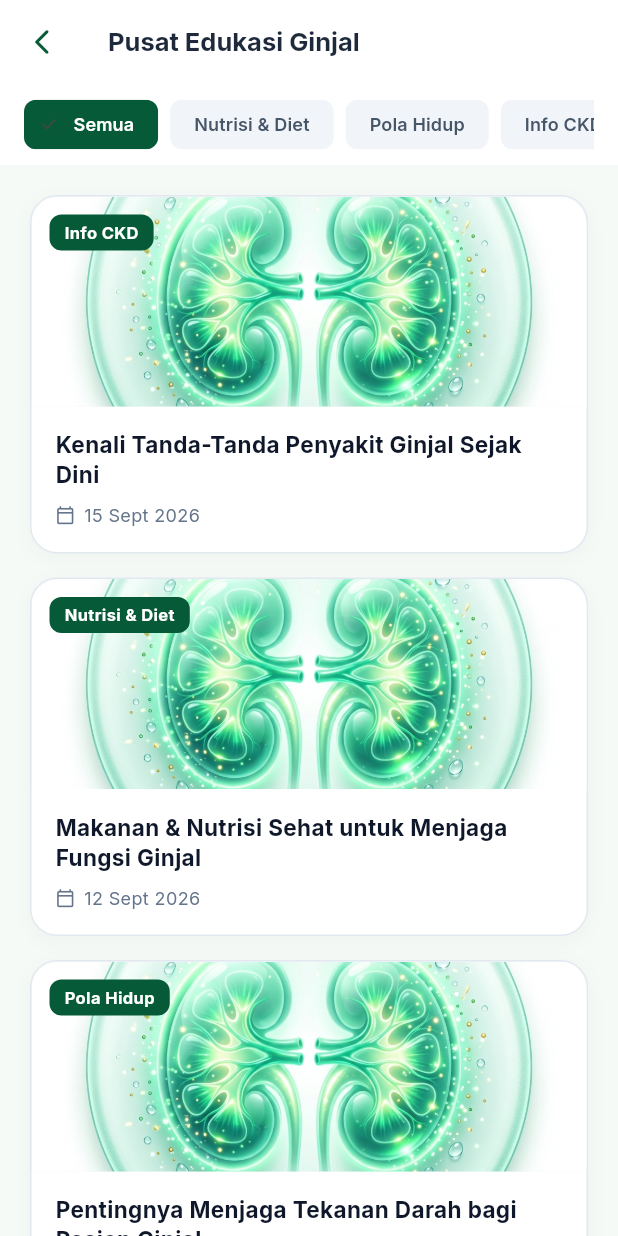
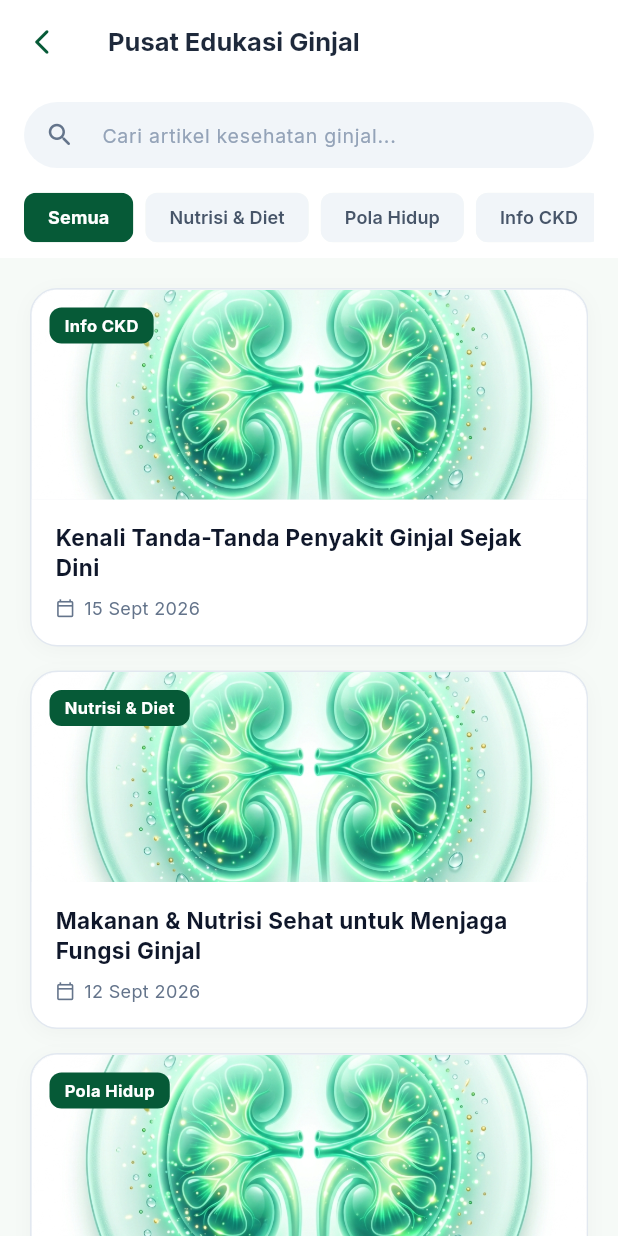
Before and after one commit to dhamar1980/Giat-Mobile, a Flutter app: the EdukasiListScreen screen opened directly, on a phone screen of 412 x 824 dp. Run offline on Flutter 3.47's test engine with Material 3 defaults, Android fonts, the phone set to English and light mode, and no system bars; our stand-ins replace dio, firebase_auth, firebase_core, flutter_secure_storage, google_fonts, google_sign_in and 1 more; accounts and stored records are empty; network calls fail.

Commit message:
feat: add patient education, medication tracking, and screening screens with API constants

```diff
--- a/lib/screens/pasien/edukasi/edukasi_list_screen.dart
+++ b/lib/screens/pasien/edukasi/edukasi_list_screen.dart
@@ -16,6 +16,8 @@ class EdukasiListScreen extends StatefulWidget {
 
 class _EdukasiListScreenState extends State<EdukasiListScreen> {
   String _selectedCat = 'Semua';
+  String _searchQuery = '';
+  final TextEditingController _searchCtrl = TextEditingController();
   static const _darkGreen = Color(0xFF065A37);
 
   List<Map<String, dynamic>> _articles = [
@@ -77,9 +79,22 @@ class _EdukasiListScreenState extends State<EdukasiListScreen> {
   }
 
   @override
+  void dispose() {
+    _searchCtrl.dispose();
+    super.dispose();
+  }
+
+  @override
   Widget build(BuildContext context) {
     final filtered = _articles.where((a) {
-      return _selectedCat == 'Semua' || a['category'] == _selectedCat;
+      final matchCat = _selectedCat == 'Semua' || a['category'] == _selectedCat;
+      if (!matchCat) return false;
+      if (_searchQuery.isNotEmpty) {
+        final title = (a['title'] ?? '').toString().toLowerCase();
+        final content = (a['content'] ?? '').toString().toLowerCase();
+        return title.contains(_searchQuery) || content.contains(_searchQuery);
+      }
+      return true;
     }).toList();
 
     return Scaffold(
@@ -98,6 +113,40 @@ class _EdukasiListScreenState extends State<EdukasiListScreen> {
       ),
       body: Column(
         children: [
+          // Search Bar
+          Container(
+            color: Colors.white,
+            padding: const EdgeInsets.fromLTRB(16, 12, 16, 6),
+            child: Container(
+              height: 44,
+              decoration: BoxDecoration(
+                color: const Color(0xFFF1F5F9),
+                borderRadius: BorderRadius.circular(22),
+              ),
+              child: TextField(
+                controller: _searchCtrl,
+                onChanged: (val) => setState(() => _searchQuery = val.trim().toLowerCase()),
+                style: GoogleFonts.inter(fontSize: 13.5, color: const Color(0xFF0F172A)),
+                decoration: InputDecoration(
+                  hintText: 'Cari artikel kesehatan ginjal...',
+                  hintStyle: GoogleFonts.inter(fontSize: 13, color: const Color(0xFF94A3B8)),
+                  prefixIcon: const Icon(Icons.search_rounded, color: Color(0xFF64748B), size: 20),
+                  suffixIcon: _searchQuery.isNotEmpty
+                      ? IconButton(
+                          icon: const Icon(Icons.clear_rounded, size: 18, color: Color(0xFF94A3B8)),
+                          onPressed: () {
+                            _searchCtrl.clear();
+                            setState(() => _searchQuery = '');
+                          },
+                        )
+                      : null,
+                  border: InputBorder.none,
+                  contentPadding: const EdgeInsets.symmetric(horizontal: 14, vertical: 11),
+                ),
+              ),
+            ),
+          ),
+
           // Category Chips
           Container(
             color: Colors.white,
@@ -113,8 +162,13 @@ class _EdukasiListScreenState extends State<EdukasiListScreen> {
                     child: ChoiceChip(
                       label: Text(cat),
                       selected: isSel,
+                      showCheckmark: false,
                       selectedColor: _darkGreen,
-                      labelStyle: GoogleFonts.inter(fontSize: 12, fontWeight: FontWeight.w600, color: isSel ? Colors.white : const Color(0xFF475569)),
+                      labelStyle: GoogleFonts.inter(
+                        fontSize: 12,
+                        fontWeight: isSel ? FontWeight.w700 : FontWeight.w600,
+                        color: isSel ? Colors.white : const Color(0xFF475569),
+                      ),
                       backgroundColor: const Color(0xFFF1F5F9),
                       side: BorderSide.none,
                       onSelected: (_) => setState(() => _selectedCat = cat),
@@ -127,10 +181,28 @@ class _EdukasiListScreenState extends State<EdukasiListScreen> {
 
           // Article List
           Expanded(
-            child: ListView.builder(
-              padding: const EdgeInsets.all(20),
-              itemCount: filtered.length,
-              itemBuilder: (context, i) {
+            child: filtered.isEmpty
+                ? Center(
+                    child: Column(
+                      mainAxisAlignment: MainAxisAlignment.center,
+                      children: [
+                        const Icon(Icons.search_off_rounded, size: 48, color: Color(0xFF94A3B8)),
+                        const SizedBox(height: 12),
+                        Text(
+                          'Artikel tidak ditemukan',
+                          style: GoogleFonts.inter(
+                            fontSize: 14,
+                            fontWeight: FontWeight.w600,
+                            color: const Color(0xFF64748B),
+                          ),
+                        ),
+                      ],
+                    ),
+                  )
+                : ListView.builder(
+                    padding: const EdgeInsets.all(20),
+                    itemCount: filtered.length,
+                    itemBuilder: (context, i) {
                 final art = filtered[i];
                 return GestureDetector(
                   onTap: () {
--- a/lib/screens/pasien/obat/tambah_obat_screen.dart
+++ b/lib/screens/pasien/obat/tambah_obat_screen.dart
@@ -84,6 +84,7 @@ class _TambahObatScreenState extends State<TambahObatScreen> {
                 return ChoiceChip(
                   label: Text(f),
                   selected: isSel,
+                  showCheckmark: false,
                   selectedColor: _darkGreen,
                   labelStyle: GoogleFonts.inter(fontSize: 12.5, fontWeight: FontWeight.w600, color: isSel ? Colors.white : const Color(0xFF334155)),
                   backgroundColor: Colors.white,
@@ -105,6 +106,7 @@ class _TambahObatScreenState extends State<TambahObatScreen> {
                 return ChoiceChip(
                   label: Text(r),
                   selected: isSel,
+                  showCheckmark: false,
                   selectedColor: _darkGreen,
                   labelStyle: GoogleFonts.inter(fontSize: 12.5, fontWeight: FontWeight.w600, color: isSel ? Colors.white : const Color(0xFF334155)),
                   backgroundColor: Colors.white,
--- a/lib/screens/pasien/pragi/pragi_screening_screen.dart
+++ b/lib/screens/pasien/pragi/pragi_screening_screen.dart
@@ -1082,6 +1082,7 @@ class _PragiScreeningScreenState extends State<PragiScreeningScreen> {
                   child: ChoiceChip(
                     label: Text('$hours Jam'),
                     selected: isSel,
+                    showCheckmark: false,
                     selectedColor: _darkGreen,
                     labelStyle: GoogleFonts.inter(
                       fontSize: 12,
```
Also changed, not shown: lib/screens/pasien/obat/daftar_obat_screen.dart (+1 -13 lines), lib/screens/pasien/obat/riwayat_obat_screen.dart (+1 -7 lines), lib/constants/api_constants.dart (line endings or trailing spaces), 1 other file.
